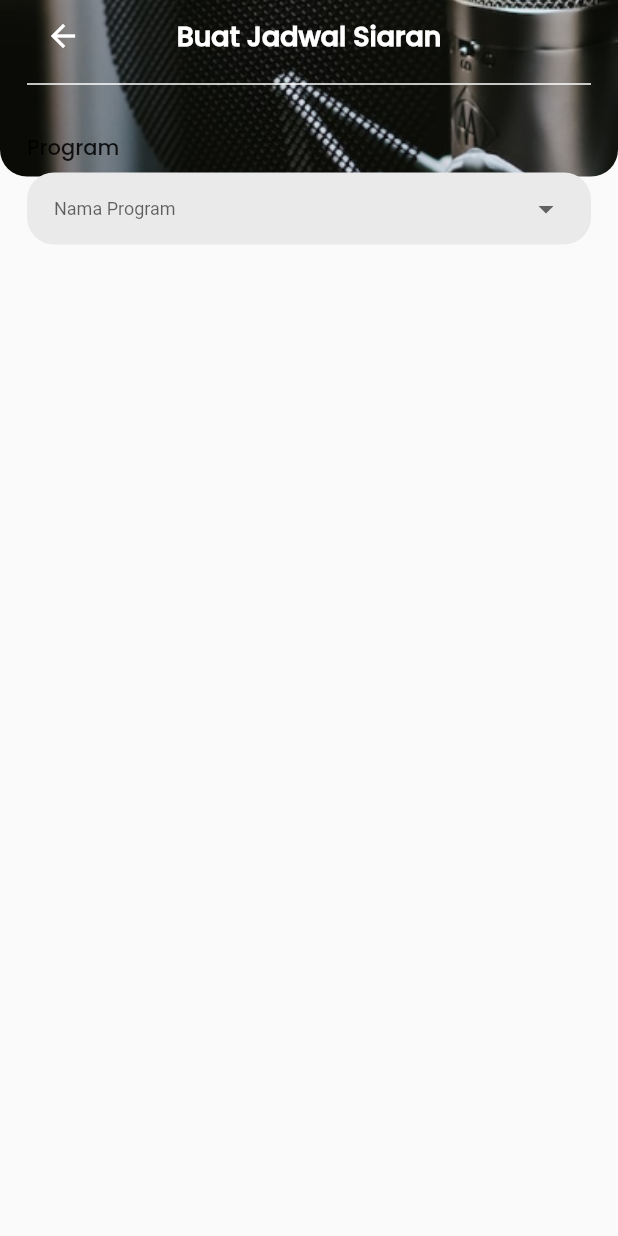
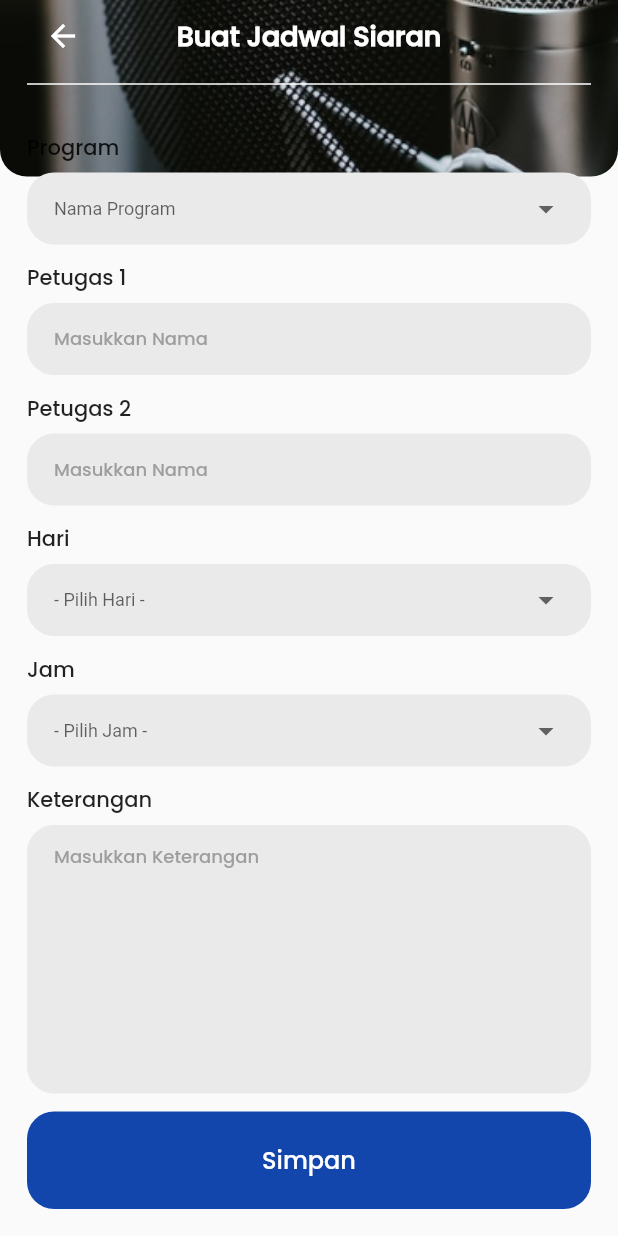
Before and after one commit to hoesk1ee/radio_valore, a Flutter app: the AddBroadcastSchedulePage screen opened directly, on a phone screen of 412 x 824 dp. Run offline on Flutter 3.47's test engine with Material 2 defaults, Android fonts, the phone set to English and light mode, and no system bars.

Commit message:
Improve UI

```diff
--- a/lib/pages/addAnnouncement_page.dart
+++ b/lib/pages/addAnnouncement_page.dart
@@ -1,6 +1,7 @@
 import 'dart:async';
 
 import 'package:flutter/material.dart';
+import 'package:radio_volare/resources/custom_MultiLineTextField.dart';
 import 'package:radio_volare/resources/custom_actionButton.dart';
 import 'package:radio_volare/resources/custom_inputTextField.dart';
 import '../resources/constant.dart';
@@ -115,30 +116,9 @@ class _AddAnnouncementPageState extends State<AddAnnouncementPage> {
                     child: const Text("Deskripsi"),
                   ),
                   Expanded(
-                    child: Container(
-                      height: 150,
-                      decoration: BoxDecoration(
-                        color: const Color(0xFFEAEAEA),
-                        borderRadius: BorderRadius.circular(18),
-                      ),
-                      child: Padding(
-                        padding: const EdgeInsets.only(
-                            left: 18.0, right: 18, top: 12, bottom: 12),
-                        child: TextField(
-                          maxLines: 10,
-                          style: textFieldFontSize,
-                          controller: _descriptionController,
-                          decoration: const InputDecoration(
-                            contentPadding: EdgeInsets.zero,
-                            border: InputBorder.none,
-                            hintText: "Masukkan Deskripsi",
-                            hintStyle: TextStyle(
-                              fontSize: 12,
-                              color: Colors.grey,
-                            ),
-                          ),
-                        ),
-                      ),
+                    child: CustomMultiLineTextField(
+                      controller: _descriptionController,
+                      hintText: "Masukkan Deskripsi",
                     ),
                   ),
                   const SizedBox(
--- a/lib/pages/addBcShedule_page.dart
+++ b/lib/pages/addBcShedule_page.dart
@@ -1,8 +1,11 @@
 import 'package:flutter/material.dart';
 import 'package:radio_volare/resources/constant.dart';
+import 'package:radio_volare/resources/custom_MultiLineTextField.dart';
+import 'package:radio_volare/resources/custom_actionButton.dart';
 import 'package:radio_volare/resources/custom_dropDownButton.dart';
 import 'package:radio_volare/resources/custom_headerContent.dart';
 import 'package:radio_volare/resources/custom_headerStyle.dart';
+import 'package:radio_volare/resources/custom_inputTextField.dart';
 
 class AddBroadcastSchedulePage extends StatefulWidget {
   const AddBroadcastSchedulePage({Key? key}) : super(key: key);
@@ -14,29 +17,18 @@ class AddBroadcastSchedulePage extends StatefulWidget {
 
 class _AddBroadcastSchedulePageState extends State<AddBroadcastSchedulePage> {
   String? programValue;
-
-  List<DropdownMenuItem<String>> get programList {
-    List<DropdownMenuItem<String>> programItems = [
-      DropdownMenuItem(
-          value: "BBCTopOfthePops", child: Text("BBCTopOfthePops")),
-      DropdownMenuItem(value: "Dunia Kampus", child: Text("Dunia Kampus")),
-      DropdownMenuItem(value: "RuangMusik", child: Text("RuangMusik")),
-      DropdownMenuItem(value: "RuangTamu", child: Text("RuangTamu")),
-      DropdownMenuItem(value: "VolareGRESS", child: Text("VolareGRESS")),
-      DropdownMenuItem(value: "VolareSiang", child: Text("VolareSiang")),
-      DropdownMenuItem(value: "MusikSore", child: Text("MusikSore")),
-      DropdownMenuItem(value: "Vnos", child: Text("Vnos")),
-      DropdownMenuItem(value: "VnosX", child: Text("VnosX")),
-      DropdownMenuItem(value: "VoaThisMorning", child: Text("VoaThisMorning")),
-      DropdownMenuItem(value: "VoaPlus", child: Text("VoaPlus")),
-      DropdownMenuItem(value: "VoaWeekend", child: Text("VoaWeekend")),
-    ];
-    return programItems;
-  }
+  final TextEditingController _firstEmployeeController =
+      TextEditingController();
+  final TextEditingController _secondEmployeeController =
+      TextEditingController();
+  final TextEditingController _descriptionController = TextEditingController();
+  String? dayValue;
+  String? timeValue;
 
   @override
   Widget build(BuildContext context) {
     return Scaffold(
+      resizeToAvoidBottomInset: true,
       body: Stack(
         children: [
           const CustomHeaderStyle(),
@@ -48,8 +40,8 @@ class _AddBroadcastSchedulePageState extends State<AddBroadcastSchedulePage> {
                 children: [
                   CustomHeaderContent(label: "Buat Jadwal Siaran"),
                   bottomLine,
+                  //Form Content
                   Text("Program"),
-                  //Dropdown List
                   CustomDropDownButton(
                     hintText: Text("Nama Program"),
                     value: programValue,
@@ -62,7 +54,60 @@ class _AddBroadcastSchedulePageState extends State<AddBroadcastSchedulePage> {
                       );
                     },
                   ),
-                  //Form Content
+                  Text("Petugas 1"),
+                  CustomInputTextField(
+                    controller: _firstEmployeeController,
+                    hintText: "Masukkan Nama",
+                  ),
+                  Text("Petugas 2"),
+                  CustomInputTextField(
+                    controller: _secondEmployeeController,
+                    hintText: "Masukkan Nama",
+                  ),
+                  Text("Hari"),
+                  CustomDropDownButton(
+                    hintText: Text("- Pilih Hari -"),
+                    value: dayValue,
+                    items: dayList,
+                    onChanged: (dynamic newValue) {
+                      setState(
+                        () {
+                          dayValue = newValue!;
+                        },
+                      );
+                    },
+                  ),
+                  Text("Jam"),
+                  CustomDropDownButton(
+                    hintText: Text("- Pilih Jam -"),
+                    value: timeValue,
+                    items: timeList,
+                    onChanged: (dynamic newValue) {
+                      setState(
+                        () {
+                          timeValue = newValue!;
+                        },
+                      );
+                    },
+                  ),
+                  Text("Keterangan"),
+                  const SizedBox(
+                    height: 6,
+                  ),
+                  Expanded(
+                    child: CustomMultiLineTextField(
+                      controller: _descriptionController,
+                      hintText: "Masukkan Keterangan",
+                    ),
+                  ),
+                  const SizedBox(
+                    height: 12,
+                  ),
+                  CustomActionButton(
+                      onTap: () {},
+                      text: "Simpan",
+                      buttonColor: saveButtonColor,
+                      textStyle: textStyleWithoutBold)
                 ],
               ),
             ),
--- a/lib/pages/bcSchedule_page.dart
+++ b/lib/pages/bcSchedule_page.dart
@@ -15,19 +15,6 @@ class BroadcastSchedule extends StatefulWidget {
 }
 
 class _BroadcastScheduleState extends State<BroadcastSchedule> {
-  List<DropdownMenuItem<String>> get dayList {
-    List<DropdownMenuItem<String>> menuItems = [
-      DropdownMenuItem(value: "Senin", child: Text("Senin")),
-      DropdownMenuItem(value: "Selasa", child: Text("Selasa")),
-      DropdownMenuItem(value: "Rabu", child: Text("Rabu")),
-      DropdownMenuItem(value: "Kamis", child: Text("Kamis")),
-      DropdownMenuItem(value: "Jumat", child: Text("Jumat")),
-      DropdownMenuItem(value: "Sabtu", child: Text("Sabtu")),
-      DropdownMenuItem(value: "Minggu", child: Text("Minggu")),
-    ];
-    return menuItems;
-  }
-
   String? dayValue;
 
   @override
@@ -156,12 +143,14 @@ class _BroadcastScheduleState extends State<BroadcastSchedule> {
           ),
         ],
       ),
-      floatingActionButton: CustomFloatingButton(onPressed: () {
-        Navigator.push(
-            context,
-            MaterialPageRoute(
-                builder: (context) => AddBroadcastSchedulePage()));
-      }),
+      floatingActionButton: CustomFloatingButton(
+        onPressed: () {
+          Navigator.push(
+              context,
+              MaterialPageRoute(
+                  builder: (context) => AddBroadcastSchedulePage()));
+        },
+      ),
     );
   }
 }
--- a/lib/resources/constant.dart
+++ b/lib/resources/constant.dart
@@ -32,3 +32,50 @@ const hyperlinkTextStyle = TextStyle(
   color: Colors.blue,
   decoration: TextDecoration.underline,
 );
+
+List<DropdownMenuItem<String>> get dayList {
+  List<DropdownMenuItem<String>> menuItems = [
+    DropdownMenuItem(value: "Senin", child: Text("Senin")),
+    DropdownMenuItem(value: "Selasa", child: Text("Selasa")),
+    DropdownMenuItem(value: "Rabu", child: Text("Rabu")),
+    DropdownMenuItem(value: "Kamis", child: Text("Kamis")),
+    DropdownMenuItem(value: "Jumat", child: Text("Jumat")),
+    DropdownMenuItem(value: "Sabtu", child: Text("Sabtu")),
+    DropdownMenuItem(value: "Minggu", child: Text("Minggu")),
+  ];
+  return menuItems;
+}
+
+List<DropdownMenuItem<String>> get programList {
+  List<DropdownMenuItem<String>> programItems = [
+    DropdownMenuItem(value: "BBCTopOfthePops", child: Text("BBCTopOfthePops")),
+    DropdownMenuItem(value: "Dunia Kampus", child: Text("Dunia Kampus")),
+    DropdownMenuItem(value: "RuangMusik", child: Text("RuangMusik")),
+    DropdownMenuItem(value: "RuangTamu", child: Text("RuangTamu")),
+    DropdownMenuItem(value: "VolareGRESS", child: Text("VolareGRESS")),
+    DropdownMenuItem(value: "VolareSiang", child: Text("VolareSiang")),
+    DropdownMenuItem(value: "MusikSore", child: Text("MusikSore")),
+    DropdownMenuItem(value: "Vnos", child: Text("Vnos")),
+    DropdownMenuItem(value: "VnosX", child: Text("VnosX")),
+    DropdownMenuItem(value: "VoaThisMorning", child: Text("VoaThisMorning")),
+    DropdownMenuItem(value: "VoaPlus", child: Text("VoaPlus")),
+    DropdownMenuItem(value: "VoaWeekend", child: Text("VoaWeekend")),
+  ];
+  return programItems;
+}
+
+List<DropdownMenuItem<String>> get timeList {
+  List<DropdownMenuItem<String>> timeItems = [
+    DropdownMenuItem(value: "06:30", child: Text("06:30")),
+    DropdownMenuItem(value: "07:00", child: Text("07:00")),
+    DropdownMenuItem(value: "08:30", child: Text("08:30")),
+    DropdownMenuItem(value: "09:00", child: Text("09:00")),
+    DropdownMenuItem(value: "10:00", child: Text("10:00")),
+    DropdownMenuItem(value: "12:00", child: Text("12:00")),
+    DropdownMenuItem(value: "14:00", child: Text("14:00")),
+    DropdownMenuItem(value: "15:00", child: Text("15:00")),
+    DropdownMenuItem(value: "16:00", child: Text("16:00")),
+    DropdownMenuItem(value: "17:00", child: Text("17:00")),
+  ];
+  return timeItems;
+}
--- /dev/null
+++ b/lib/resources/custom_MultiLineTextField.dart
@@ -0,0 +1,40 @@
+import 'package:flutter/material.dart';
+
+import 'constant.dart';
+
+class CustomMultiLineTextField extends StatelessWidget {
+  const CustomMultiLineTextField(
+      {Key? key, required this.controller, required this.hintText})
+      : super(key: key);
+
+  final TextEditingController controller;
+  final String hintText;
+
+  @override
+  Widget build(BuildContext context) {
+    return Container(
+      decoration: BoxDecoration(
+        color: const Color(0xFFEAEAEA),
+        borderRadius: BorderRadius.circular(18),
+      ),
+      child: Padding(
+        padding:
+            const EdgeInsets.only(left: 18.0, right: 18, top: 12, bottom: 12),
+        child: TextField(
+          maxLines: 10,
+          style: textFieldFontSize,
+          controller: controller,
+          decoration: InputDecoration(
+            contentPadding: EdgeInsets.zero,
+            border: InputBorder.none,
+            hintText: hintText,
+            hintStyle: TextStyle(
+              fontSize: 12,
+              color: Colors.grey,
+            ),
+          ),
+        ),
+      ),
+    );
+  }
+}
--- a/lib/resources/custom_dropDownButton.dart
+++ b/lib/resources/custom_dropDownButton.dart
@@ -17,7 +17,7 @@ class CustomDropDownButton extends StatelessWidget {
   @override
   Widget build(BuildContext context) {
     return Padding(
-      padding: const EdgeInsets.only(bottom: 18.0, top: 6),
+      padding: const EdgeInsets.only(bottom: 12.0, top: 6),
       child: DropdownButtonHideUnderline(
         child: Container(
           decoration: BoxDecoration(
```
